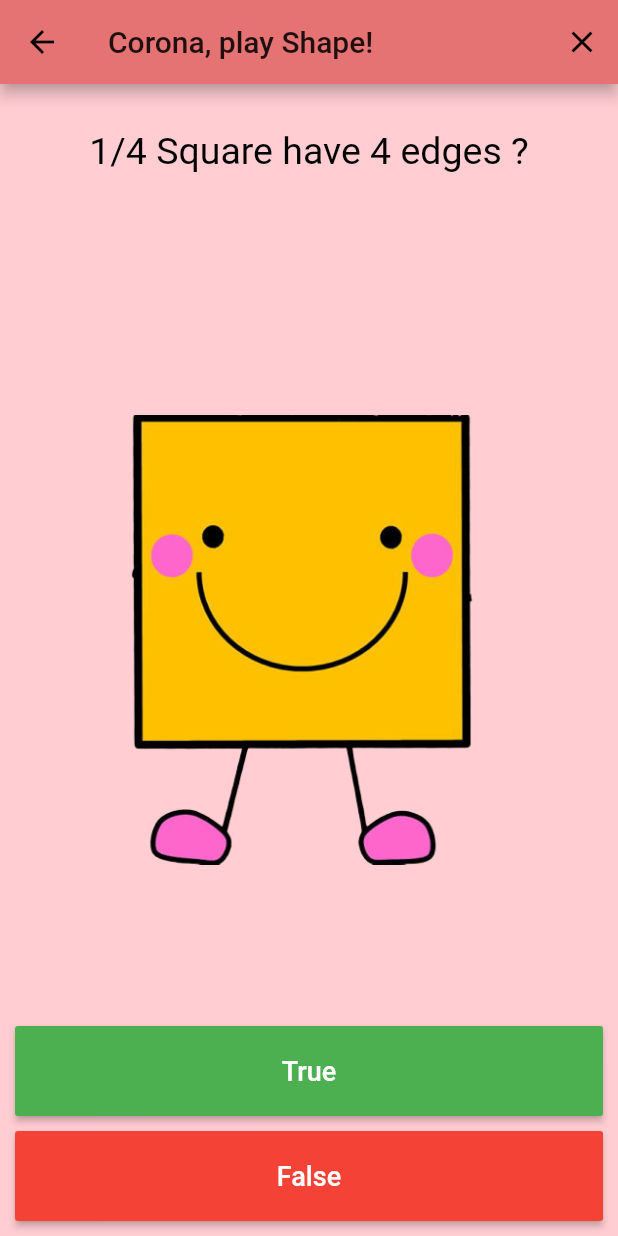
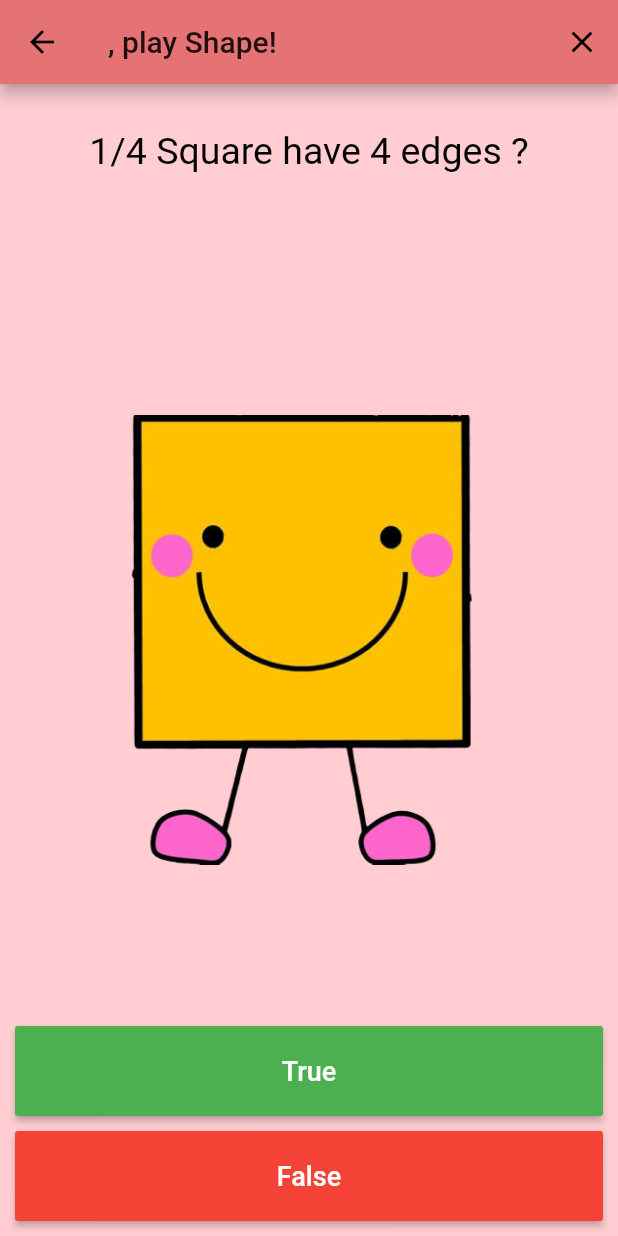
Before and after one commit to i-Qids-Team/I-Qidss, a Flutter app: the GamePage screen opened directly with empty values, on a phone screen of 412 x 824 dp. Run offline on Flutter 3.47's test engine with Material 2 defaults, Android fonts, the phone set to English and light mode, and no system bars; our stand-ins replace audioplayers, cached_network_image, rflutter_alert, shimmer.

Commit message:
Change Name at AppBar

```diff
--- a/iqidss/lib/Shape/Screen/GamePage.dart
+++ b/iqidss/lib/Shape/Screen/GamePage.dart
@@ -42,7 +42,7 @@ class _GamePage extends State<GamePage> with TickerProviderStateMixin {
   Widget build(BuildContext context) {
     return Scaffold(
       appBar: AppBar(
-        title: Text('Corona, play Shape!'),
+        title: Text( widget.name + ', play Shape!'),
           backgroundColor: Colors.red[300],
           actions: <Widget>[
             IconButton(
```
